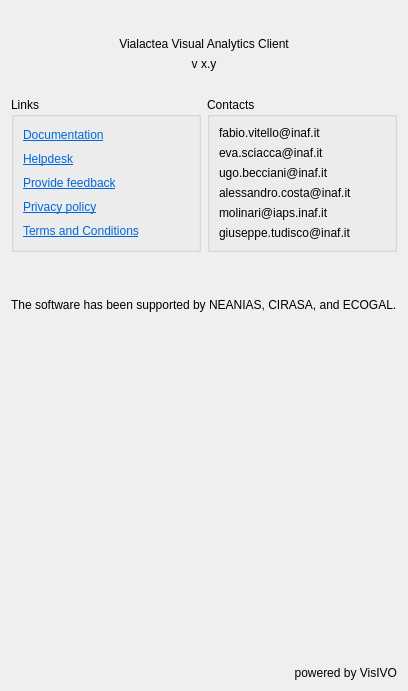
VisIVOLab/ViaLacteaVisualAnalytics, file Code/ui/aboutform.ui: the form before one commit.
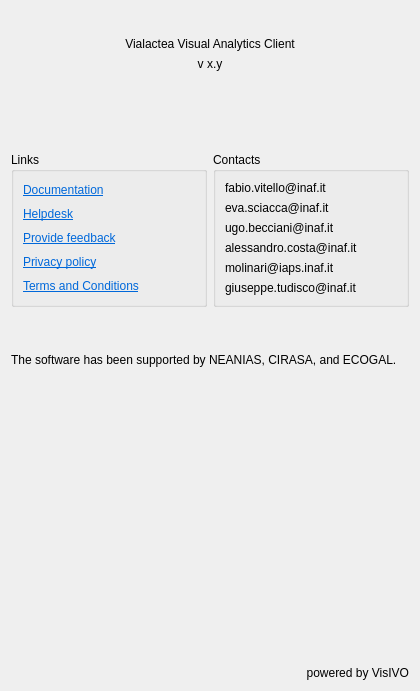
The form after the commit. Icons and pictures are not drawn.

Diff of the .ui file:
```diff
--- a/Code/ui/aboutform.ui
+++ b/Code/ui/aboutform.ui
@@ -6,7 +6,7 @@
    <rect>
     <x>0</x>
     <y>0</y>
-    <width>405</width>
+    <width>420</width>
     <height>691</height>
    </rect>
   </property>
@@ -39,8 +39,8 @@
       <widget class="QLabel" name="label_2">
        <property name="maximumSize">
         <size>
-         <width>92</width>
-         <height>100</height>
+         <width>128</width>
+         <height>128</height>
         </size>
        </property>
        <property name="text">
@@ -89,15 +89,21 @@
      </property>
     </widget>
    </item>
-   <item alignment="Qt::AlignHCenter">
-    <widget class="QLabel" name="label_6">
-     <property name="pixmap">
-      <pixmap resource="../visivo.qrc">:/icons/visivo.png</pixmap>
+   <item>
+    <spacer name="verticalSpacer_3">
+     <property name="orientation">
+      <enum>Qt::Vertical</enum>
      </property>
-     <property name="scaledContents">
-      <bool>true</bool>
+     <property name="sizeType">
+      <enum>QSizePolicy::Fixed</enum>
      </property>
-    </widget>
+     <property name="sizeHint" stdset="0">
+      <size>
+       <width>20</width>
+       <height>75</height>
+      </size>
+     </property>
+    </spacer>
    </item>
    <item>
     <layout class="QHBoxLayout" name="horizontalLayout_2">
```
Left out of the diff: 2 changed lines with no effect on the pictures.
